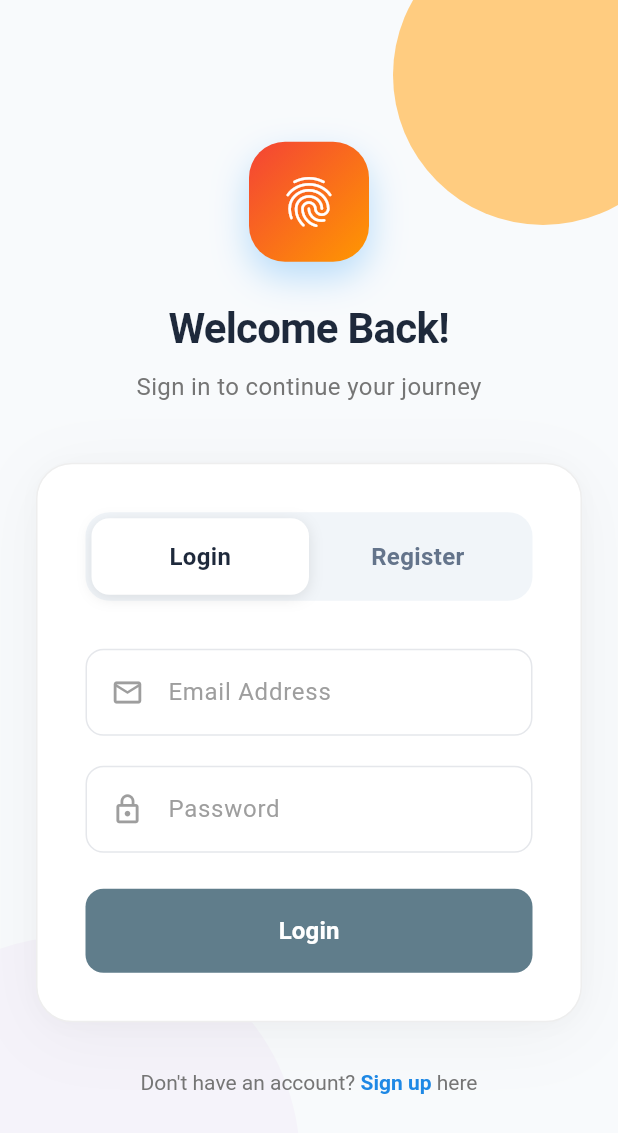
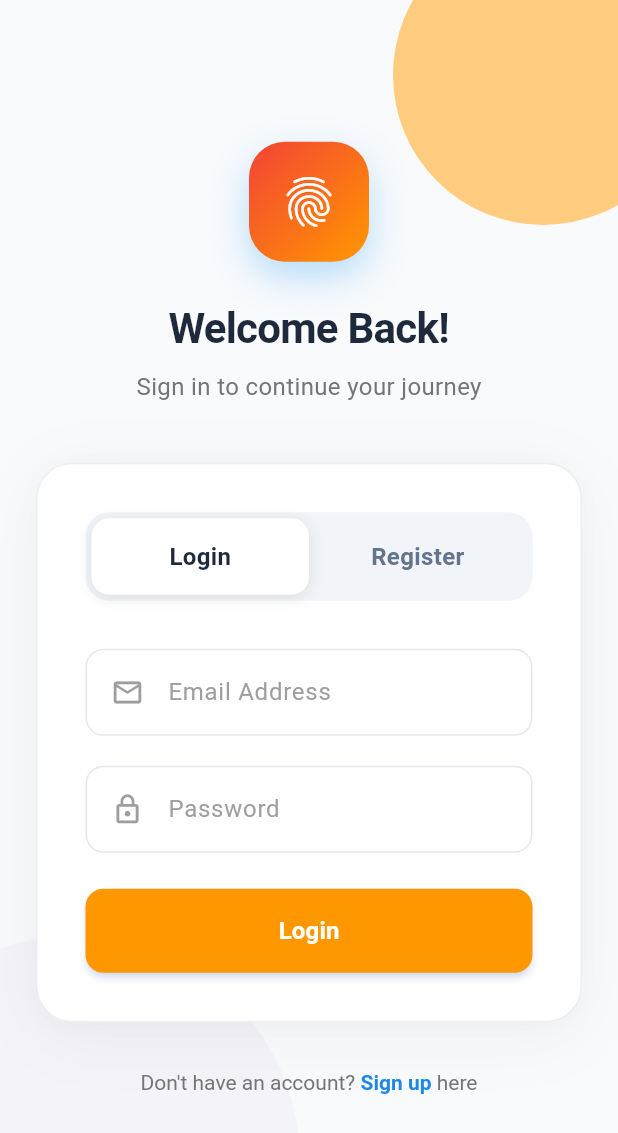
Before and after one commit to Ualikhayim-Temirlan/Petproject, a Flutter app: the screen it shows after launch, on a phone screen of 412 x 824 dp. Shown: the top 1133 px of the screen. Run offline on Flutter 3.47's test engine with Material 3 defaults, Android fonts, the phone set to English and light mode, and no system bars; our stand-ins replace cloud_firestore, firebase_auth, firebase_core, shared_preferences; accounts and stored records are empty.

Commit message:
Update button.dart

```diff
--- a/lib/custom/button.dart
+++ b/lib/custom/button.dart
@@ -1,51 +1,77 @@
 import 'package:flutter/material.dart';
 
 class CustomButton extends StatelessWidget {
-  final VoidCallback onPressed;
   final String text;
+  final VoidCallback? onPressed;
   final bool isLoading;
   final Color? backgroundColor;
   final Color? textColor;
+  final double? width;
+  final double height;
+  final IconData? icon;
+  final bool enabled;
 
   const CustomButton({
     super.key,
-    required this.onPressed,
     required this.text,
+    this.onPressed,
     this.isLoading = false,
     this.backgroundColor,
     this.textColor,
+    this.width,
+    this.height = 56,
+    this.icon,
+    this.enabled = true,
   });
 
   @override
   Widget build(BuildContext context) {
+    final bool isDisabled = !enabled || isLoading || onPressed == null;
+
     return SizedBox(
-      width: double.infinity,
-      height: 56,
+      width: width ?? double.infinity,
+      height: height,
       child: ElevatedButton(
-        onPressed: isLoading ? null : onPressed,
+        onPressed: isDisabled ? null : onPressed,
         style: ElevatedButton.styleFrom(
-          backgroundColor: backgroundColor ?? Colors.blueGrey,
+          backgroundColor: backgroundColor ?? Colors.orange,
           foregroundColor: textColor ?? Colors.white,
+          disabledBackgroundColor: Colors.grey[300],
+          disabledForegroundColor: Colors.grey[600],
+          elevation: isDisabled ? 0 : 2,
+          shadowColor: (backgroundColor ?? const Color(0xFF2563EB)).withOpacity(0.3),
           shape: RoundedRectangleBorder(
             borderRadius: BorderRadius.circular(12),
           ),
-          elevation: 0,
-          shadowColor: Colors.transparent,
         ),
         child: isLoading
-            ? const SizedBox(
-                height: 24,
-                width: 24,
+            ? SizedBox(
+                height: 20,
+                width: 20,
                 child: CircularProgressIndicator(
-                  color: Colors.white,
+                  strokeWidth: 2,
+                  valueColor: AlwaysStoppedAnimation<Color>(
+                    textColor ?? Colors.white,
+                  ),
                 ),
               )
-            : Text(
-                text,
-                style: const TextStyle(
-                  fontSize: 16,
-                  fontWeight: FontWeight.bold,
-                ),
+            : Row(
+                mainAxisSize: MainAxisSize.min,
+                mainAxisAlignment: MainAxisAlignment.center,
+                children: [
+                  if (icon != null) ...[
+                    Icon(icon, size: 20),
+                    const SizedBox(width: 8),
+                  ],
+                  Text(
+                    text,
+                    style: TextStyle(
+                      fontSize: 16,
+                      fontWeight: FontWeight.w600,
+                      color: textColor ?? Colors.white,
+                    ),
+                  ),
+                ],
               ),
       ),
     );
```
